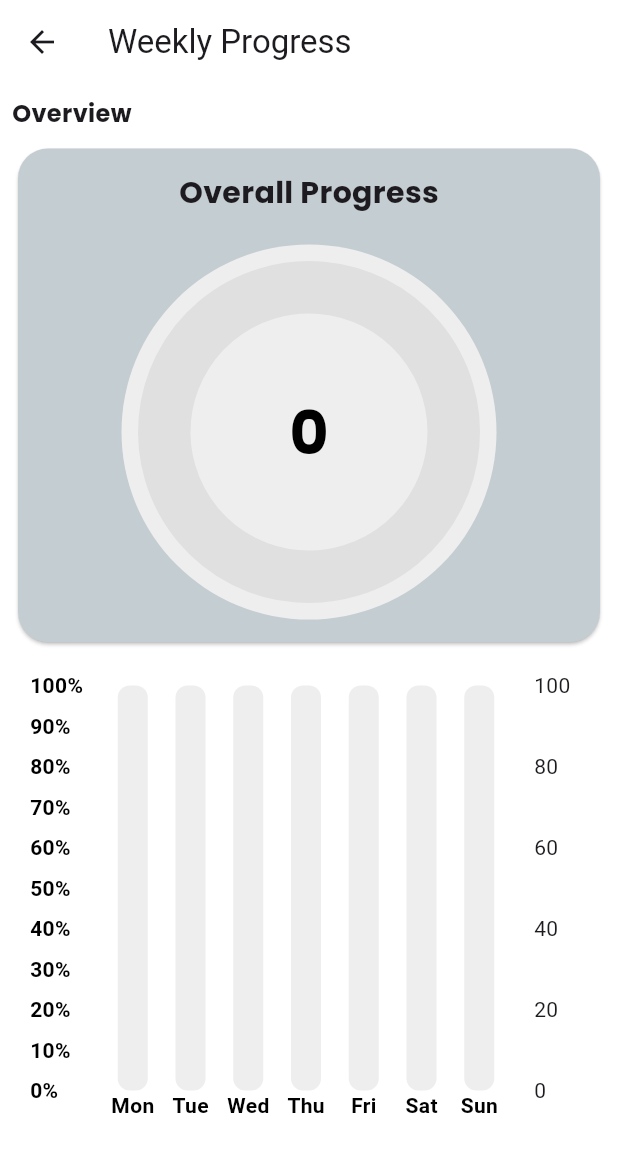
After one commit to Rabeeheee/Track, a Flutter app: the ProgressScreen screen opened directly, on a phone screen of 412 x 824 dp. The commit adds this screen. Shown: the top 1152 px of the screen. Run offline on Flutter 3.47's test engine with Material 3 defaults, Android fonts, the phone set to English and light mode, and no system bars; drawn by our look-alikes of fl_chart, syncfusion_flutter_gauges; our stand-ins replace flutter_local_notifications, font_awesome_flutter, hive, hive_flutter, image_picker, shared_preferences and 1 more; missing offline and left inert: iconify_flutter; accounts and stored records are empty.

Commit message:
progress

```diff
--- a/lib/pages/tabs/add_new_habit.dart
+++ b/lib/pages/tabs/add_new_habit.dart
@@ -6,7 +6,6 @@ import 'package:trackitapp/pages/tabs/add_habit_reminder.dart';
 import 'package:trackitapp/pages/widgets/app_bar.dart';
 import 'package:trackitapp/services/models/addhabit_modal.dart';
 import 'package:trackitapp/services/models/hive_service.dart';
-import 'package:trackitapp/services/models/modals.dart';
 import 'package:trackitapp/utils/theme_provider.dart';
 import 'dart:math';
 
--- /dev/null
+++ b/lib/pages/tabs/progress.dart
@@ -0,0 +1,31 @@
+import 'package:flutter/material.dart';
+import 'package:trackitapp/pages/widgets/overall_progress.dart';
+import 'package:trackitapp/pages/widgets/weekly_progres.dart';
+
+class ProgressScreen extends StatelessWidget {
+ final int totalPoints;
+  final int totalPossiblePoints;
+
+   const ProgressScreen({
+    super.key,
+    required this.totalPoints,
+    required this.totalPossiblePoints,
+  });
+
+  @override
+  Widget build(BuildContext context) {
+    return Scaffold(
+      appBar: AppBar(title: Text("Weekly Progress")),
+      body: Padding(
+        padding: const EdgeInsets.all(8.0),
+        child:Column(
+          children: [
+            OverallProgress(),
+            SizedBox(height: 13),
+            WeeklyProgressGraph()
+          ],
+        ),
+      ),
+    );
+  }
+}
--- a/lib/pages/widgets/Add_Habit/daily_selection.dart
+++ b/lib/pages/widgets/Add_Habit/daily_selection.dart
@@ -1,4 +1,6 @@
 import 'package:flutter/material.dart';
+import 'package:provider/provider.dart';
+import 'package:trackitapp/utils/theme_provider.dart';
 
 class DailySelection extends StatefulWidget {
   final Function(List<String>) onDaySelected;
@@ -35,12 +37,14 @@ class _DailySelectionState extends State<DailySelection> {
 
   @override
   Widget build(BuildContext context) {
+        final themeProvider = Provider.of<ThemeProvider>(context);
+
     return Column(
       crossAxisAlignment: CrossAxisAlignment.start,
       children: [
         Text(
           'Select Days:',
-          style: TextStyle(fontSize: 18, fontWeight: FontWeight.bold),
+          style: TextStyle(fontSize: 18, fontWeight: FontWeight.bold,color: themeProvider.themeData.splashColor),
         ),
         SizedBox(height: 8),
         Wrap(
--- a/lib/pages/widgets/logout_dialog.dart
+++ b/lib/pages/widgets/logout_dialog.dart
@@ -26,6 +26,7 @@ showLogoutDialog(BuildContext context) {
               onPressed: () async {
                 HiveService _hiveService = HiveService();
                 await _hiveService.clearUserBox();
+                await _hiveService.clearHabitBox();
                 await LoginManager.clearLoginStatus();
                 Navigator.pushAndRemoveUntil(
                   context,
--- /dev/null
+++ b/lib/pages/widgets/overall_progress.dart
@@ -0,0 +1,146 @@
+import 'package:flutter/material.dart';
+import 'package:provider/provider.dart';
+import 'package:syncfusion_flutter_gauges/gauges.dart';
+import 'package:trackitapp/services/models/hive_service.dart';
+import 'package:trackitapp/utils/theme_provider.dart';
+import 'package:trackitapp/services/models/progress_modal.dart';
+
+class OverallProgress extends StatefulWidget {
+  const OverallProgress({super.key});
+
+  @override
+  _OverallProgressState createState() => _OverallProgressState();
+}
+
+class _OverallProgressState extends State<OverallProgress> {
+  double overallProgress = 0;
+  int totalPossiblePoints = 0;
+
+  @override
+  void initState() {
+    super.initState();
+
+    setState(() {
+       _calculateOverallProgress();
+    });
+  }
+
+  Future<void> _calculateOverallProgress() async {
+  var hiveService = HiveService();
+  List<WeeklyProgress> weeklyProgressList = await hiveService.getWeeklyProgress();
+
+  int totalPoints = 0;
+  int totalPossiblePoints = 0;
+
+  int daysPassed = DateTime.now().weekday;
+
+  for (var progress in weeklyProgressList) {
+    totalPoints += progress.points;
+    print('Weekly Points: ${progress.points}, Total Points: $totalPoints');
+  }
+
+  totalPossiblePoints = daysPassed * 100;
+
+  if (totalPossiblePoints > 0) {
+    setState(() {
+      overallProgress = (totalPoints / totalPossiblePoints) * 100;
+    });
+  }
+
+  print('Overall Progress: $overallProgress%');
+}
+
+
+
+  @override
+  Widget build(BuildContext context) {
+    final themeProvider = Provider.of<ThemeProvider>(context);
+
+    return Column(
+      crossAxisAlignment: CrossAxisAlignment.start,
+      children: [
+        Padding(
+          padding: const EdgeInsets.only(bottom: 8),
+          child: Text(
+            'Overview',
+            style: TextStyle(
+              fontSize: 16,
+              fontWeight: FontWeight.bold,
+              fontFamily: 'Fonts',
+            ),
+          ),
+        ),
+        Card(
+          color: themeProvider.themeData.cardColor,
+          surfaceTintColor: Colors.black,
+          shape: RoundedRectangleBorder(
+            borderRadius: BorderRadius.circular(20),
+          ),
+          child: Padding(
+            padding: EdgeInsets.all(15),
+            child: Column(
+              children: [
+                Text(
+                  'Overall Progress',
+                  style: TextStyle(
+                    fontSize: 20,
+                    fontFamily: 'Fonts',
+                    fontWeight: FontWeight.bold,
+                  ),
+                ),
+                SizedBox(height: 20),
+                Container(
+                  height: 250,
+                  padding: EdgeInsets.all(5),
+                  decoration: BoxDecoration(
+                    shape: BoxShape.circle,
+                    color: Colors.grey[200],
+                  ),
+                  child: SfRadialGauge(
+                    axes: [
+                      RadialAxis(
+                        pointers: [
+                          RangePointer(
+                            value: overallProgress,
+                            width: 35,
+                            cornerStyle: CornerStyle.bothCurve,
+                            gradient: const SweepGradient(colors: [
+                              Color(0xFF73C5C5),
+                              Color(0xFF009596),
+                              Color(0xFF005F60),
+                            ], stops: [0.1, 0.40, 0.80]),
+                          ),
+                        ],
+                        axisLineStyle: AxisLineStyle(
+                          thickness: 35,
+                          color: Colors.grey.shade300,
+                        ),
+                        startAngle: 5,
+                        endAngle: 5,
+                        showTicks: false,
+                        showLabels: false,
+                        annotations: [
+                          GaugeAnnotation(
+                            widget: Text(
+                              overallProgress.toStringAsFixed(0),
+                              style: TextStyle(
+                                fontWeight: FontWeight.bold,
+                                color: Colors.black,
+                                fontFamily: 'Fonts',
+                                fontSize: 40,
+                              ),
+                            ),
+                          ),
+                        ],
+                      ),
+                    ],
+                  ),
+                ),
+              ],
+            ),
+          ),
+        ),
+      ],
+    );
+  }
+}
--- /dev/null
+++ b/lib/pages/widgets/weekly_progres.dart
@@ -0,0 +1,122 @@
+import 'package:fl_chart/fl_chart.dart';
+import 'package:flutter/material.dart';
+import 'package:provider/provider.dart';
+import 'package:trackitapp/services/models/hive_service.dart';
+import 'package:trackitapp/utils/theme_provider.dart';
+
+class WeeklyProgressGraph extends StatelessWidget {
+  @override
+  Widget build(BuildContext context) {
+    final themeProvider = Provider.of<ThemeProvider>(context);
+
+    return FutureBuilder(
+      future: HiveService().calculateWeeklyPoints(),
+      builder: (context, AsyncSnapshot<Map<String, int>> snapshot) {
+        if (!snapshot.hasData) {
+          return Center(
+            child: CircularProgressIndicator(
+              backgroundColor: Colors.amber,
+            ),
+          );
+        }
+
+        var weeklyPoints = snapshot.data!;
+        List<BarChartGroupData> barGroups = [];
+
+        List<int> daysOrder = [1, 2, 3, 4, 5, 6, 7];
+
+        for (int day in daysOrder) {
+          int points = weeklyPoints[day.toString()] ?? 0;
+          double percentage = (points / 100.0) * 100;
+
+          barGroups.add(BarChartGroupData(
+            x: day,
+            barRods: [
+              BarChartRodData(
+                toY: percentage,
+                width: 20,
+                color: Colors.transparent,
+                borderRadius: BorderRadius.circular(8),
+                backDrawRodData: BackgroundBarChartRodData(
+                  show: true,
+                  toY: 100,
+                  color: Colors.grey[200],
+                ),
+                gradient: const LinearGradient(
+                  colors: [
+                    Color(0xFF002F5D),
+                    Color(0xFF004B95),
+                    Color(0xFF0066CC),
+                    Color(0xFF519DE9),
+                    Color(0xFF8BC1F7),
+                  ],
+                  begin: Alignment.bottomCenter,
+                  end: Alignment.topCenter,
+                ),
+              ),
+            ],
+          ));
+        }
+
+        return Padding(
+          padding: const EdgeInsets.all(12.0),
+          child: SizedBox(
+            height: 300,
+            child: BarChart(
+              BarChartData(
+                gridData: FlGridData(show: false),
+                borderData: FlBorderData(show: false),
+                maxY: 100,
+                barGroups: barGroups,
+                titlesData: FlTitlesData(
+                  show: true,
+                  topTitles: AxisTitles(sideTitles: SideTitles(showTitles: false)),
+                  bottomTitles: AxisTitles(
+                    sideTitles: SideTitles(
+                      showTitles: true,
+                      getTitlesWidget: (double value, TitleMeta meta) {
+                        switch (value.toInt()) {
+                          case 1:
+                            return Text('Mon', style: TextStyle(color: themeProvider.themeData.canvasColor, fontWeight: FontWeight.bold));
+                          case 2:
+                            return Text('Tue', style: TextStyle(color: themeProvider.themeData.canvasColor, fontWeight: FontWeight.bold));
+                          case 3:
+                            return Text('Wed', style: TextStyle(color: themeProvider.themeData.canvasColor, fontWeight: FontWeight.bold));
+                          case 4:
+                            return Text('Thu', style: TextStyle(color: themeProvider.themeData.canvasColor, fontWeight: FontWeight.bold));
+                          case 5:
+                            return Text('Fri', style: TextStyle(color: themeProvider.themeData.canvasColor, fontWeight: FontWeight.bold));
+                          case 6:
+                            return Text('Sat', style: TextStyle(color: themeProvider.themeData.canvasColor, fontWeight: FontWeight.bold));
+                          case 7:
+                            return Text('Sun', style: TextStyle(color: themeProvider.themeData.canvasColor, fontWeight: FontWeight.bold));
+                          default:
+                            return Text('');
+                        }
+                      },
+                      reservedSize: 30,
+                    ),
+                  ),
+                  leftTitles: AxisTitles(
+                    sideTitles: SideTitles(
+                      showTitles: true,
+                      getTitlesWidget: (double value, TitleMeta meta) {
+                        return Text(
+                          '${value.toInt()}%',
+                          style: TextStyle(color: themeProvider.themeData.canvasColor, fontWeight: FontWeight.bold),
+                        );
+                      },
+                      interval: 10,
+                      reservedSize: 40,
+                    ),
+                  ),
+                ),
+                barTouchData: BarTouchData(enabled: true),
+              ),
+            ),
+          ),
+        );
+      },
+    );
+  }
+}
--- a/lib/services/models/addhabit_modal.dart
+++ b/lib/services/models/addhabit_modal.dart
@@ -32,6 +32,12 @@ class AddhabitModal extends HiveObject {
   @HiveField(8)
   int? id;
 
+  @HiveField(9)
+  int? notificationId;
+
+  @HiveField(10)
+  DateTime? completedDate;
+
   AddhabitModal({
     this.goalDays = 'Forever',
     this.frequency = 'Daily',
@@ -43,6 +49,9 @@ class AddhabitModal extends HiveObject {
     this.selectedAvatarPath,
     String? image,
     this.description,
+    this.notificationId,
+    this.completedDate,
+
   });
 
   void assignId(int id) {
--- a/lib/services/models/modals.dart
+++ b/lib/services/models/modals.dart
@@ -1,4 +1,3 @@
-import 'package:flutter/material.dart';
 
 class SurveyQuestion {
   String questionText;
--- /dev/null
+++ b/lib/services/models/progress_modal.dart
@@ -0,0 +1,17 @@
+import 'package:hive/hive.dart';
+
+part 'progress_modal.g.dart';
+
+@HiveType(typeId: 2)
+class WeeklyProgress {
+  @HiveField(0)
+  final String day;
+
+  @HiveField(1)
+  final int points;
+
+  @HiveField(2)
+  final int weeklyPoints;
+
+  WeeklyProgress(this.weeklyPoints, {required this.day, required this.points, });
+}
--- a/pubspec.yaml
+++ b/pubspec.yaml
@@ -29,6 +29,7 @@ environment:
 # versions available, run `flutter pub outdated`.
 dependencies:
   cupertino_icons: ^1.0.8
+  fl_chart: ^0.69.0
   flutter:
     sdk: flutter
   flutter_local_notifications: ^17.2.3
@@ -41,6 +42,7 @@ dependencies:
   permission_handler: ^11.3.1
   provider: ^6.1.2
   shared_preferences: ^2.3.2
+  syncfusion_flutter_gauges: ^27.1.55
   timezone: ^0.9.4
 
 dev_dependencies:
@@ -81,7 +83,7 @@ flutter:
     - assets/avatars/smoking.png
     - assets/avatars/workout.png
     - assets/images/Tick.png
-    - assets/avatars/icon.png
+
   # An image asset can refer to one or more resolution-specific "variants", see
   # https://flutter.dev/to/resolution-aware-images
   # For details regarding adding assets from package dependencies, see
@@ -92,7 +94,7 @@ flutter:
   # list giving the asset and other descriptors for the font. For
   # example:
   fonts:
-    - family: Schyler
+    - family: Fonts
       fonts:
         - asset: assets/fonts/Poppins-Bold.ttf
         - asset: assets/fonts/Poppins-ExtraBold.ttf
```
Also changed, not shown: lib/main.dart (+13 -1 lines), lib/pages/tabs/add_habit_reminder.dart (+2 -11 lines), lib/pages/tabs/habit_screen.dart (+18 -2 lines), lib/pages/widgets/Add_Habit/date_goal_selection.dart (+11 -7 lines), lib/pages/widgets/Add_Habit/frequency_selection.dart (+1 -8 lines), lib/pages/widgets/Add_Habit/interval_selection.dart (deleted, +0 -86 lines), lib/pages/widgets/Add_Habit/reminder.dart (+9 -1 lines), lib/services/models/hive_service.dart (+160 -15 lines), lib/services/models/notification_services.dart (+9 -1 lines), assets/avatars/icon.png (deleted), lib/services/models/addhabit_modal.g.dart, lib/services/models/progress_modal.g.dart (added), pubspec.lock, 3 other files.
